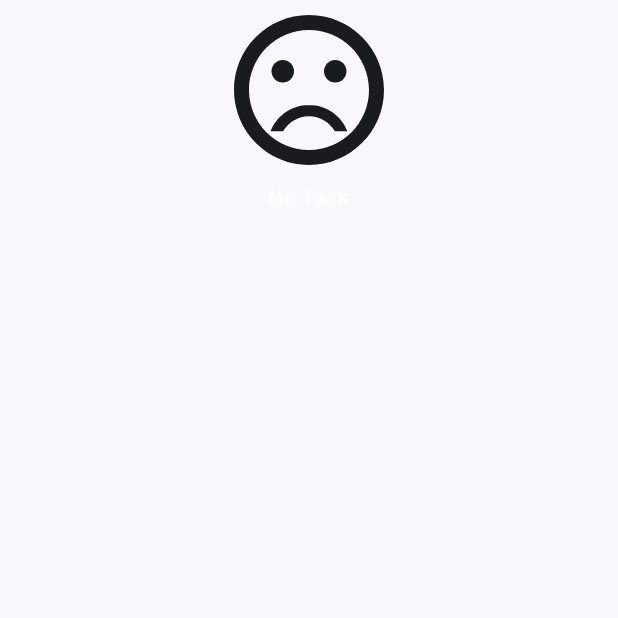
After one commit to Usef-ro/To_Do_App, an Android app built with Jetpack Compose: the composable emptyContent shown on its own in the app's theme, on a phone screen of 412 x 824 dp, the top half of it. The commit adds this screen. Run offline under Robolectric (Android 15) with nearby library versions, the phone set to English and light mode, and no system bars.

Commit message:
fix bug, list task

```diff
--- a/app/src/main/java/com/example/to_docompose/MainActivity.kt
+++ b/app/src/main/java/com/example/to_docompose/MainActivity.kt
@@ -17,14 +17,14 @@ import dagger.hilt.android.AndroidEntryPoint
 @AndroidEntryPoint
 class MainActivity : ComponentActivity() {
     lateinit var navController: NavHostController
-     val viewModell: viewModell by viewModels()
+    val viewModell: viewModell by viewModels()
     override fun onCreate(savedInstanceState: Bundle?) {
         super.onCreate(savedInstanceState)
         setContent {
             ToDoComposeTheme {
                 navController = rememberNavController()
-                setupNavigation(navHostController = navController
-                    ,viewModell=viewModell
+                setupNavigation(
+                    navHostController = navController, viewModell = viewModell
                 )
             }
         }
--- a/app/src/main/java/com/example/to_docompose/app.kt
+++ b/app/src/main/java/com/example/to_docompose/app.kt
@@ -5,5 +5,4 @@ import dagger.hilt.android.HiltAndroidApp
 
 
 @HiltAndroidApp
-class app : Application() {
-}
+class app : Application()
--- /dev/null
+++ b/app/src/main/java/com/example/to_docompose/ui/screens/list/emptyContent.kt
@@ -0,0 +1,47 @@
+package com.example.to_docompose.ui.screens.list
+
+
+import android.graphics.drawable.Icon
+import androidx.compose.foundation.background
+import androidx.compose.foundation.layout.Arrangement
+import androidx.compose.foundation.layout.Column
+import androidx.compose.foundation.layout.fillMaxWidth
+import androidx.compose.foundation.layout.size
+import androidx.compose.material3.Icon
+import androidx.compose.material3.MaterialTheme
+import androidx.compose.material3.Text
+import androidx.compose.runtime.Composable
+import androidx.compose.ui.Alignment
+import androidx.compose.ui.Modifier
+import androidx.compose.ui.res.painterResource
+import androidx.compose.ui.text.font.FontWeight
+import androidx.compose.ui.tooling.preview.Preview
+import androidx.compose.ui.unit.dp
+import com.example.to_docompose.R
+
+@Composable
+fun emptyContent(){
+    Column(
+        modifier = Modifier
+            .background(MaterialTheme.colorScheme.background)
+            .fillMaxWidth(),
+        verticalArrangement =Arrangement.Center,
+        horizontalAlignment = Alignment.CenterHorizontally){
+Icon(painterResource(id = R.drawable.
+baseline_sentiment_very_dissatisfied_24),
+    contentDescription = "Sad Face",
+    modifier = Modifier.size(120.dp))
+
+        Text(text = "No Task"
+            ,fontWeight=FontWeight.Bold,
+            fontSize =MaterialTheme.typography.bodyMedium.fontSize,
+            color = MaterialTheme.colorScheme.onSecondary)
+        }
+
+}
+
+@Composable
+@Preview
+fun prev8(){
+    emptyContent()
+}
--- a/app/src/main/java/com/example/to_docompose/util/Constants.kt
+++ b/app/src/main/java/com/example/to_docompose/util/Constants.kt
@@ -7,4 +7,6 @@ object Constants {
     val LIST_SCREEN = "list/{action}"
     val TASK_SCREEN = "task/{taskId}"
 
+    val TASK_ARGUMENT_KEY="taskId"
+    val LIST_ARGUMENT_KEY="action"
 }
```
Also changed, not shown: app/src/main/java/com/example/to_docompose/navigation/listComposable.kt (+4 -4 lines), app/src/main/java/com/example/to_docompose/navigation/setupNavigation.kt (+5 -6 lines), app/src/main/java/com/example/to_docompose/navigation/taskComposable.kt (+8 -6 lines), app/src/main/java/com/example/to_docompose/ui/screens/list/listAppBar.kt (+57 -44 lines), app/src/main/java/com/example/to_docompose/ui/screens/list/listContent.kt (+42 -23 lines), app/src/main/java/com/example/to_docompose/ui/screens/list/listScreen.kt (+14 -16 lines), app/src/main/java/com/example/to_docompose/ui/viewModel/viewModell.kt (+21 -14 lines), app/src/main/java/com/example/to_docompose/util/requestState.kt (added, +10 -0 lines), app/src/main/res/drawable/baseline_sentiment_very_dissatisfied_24.xml (added, +7 -0 lines).
